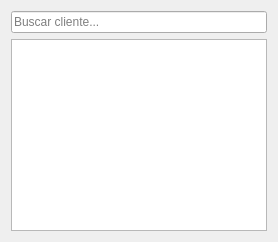
First picture: the form in clientlistdialog.ui, repository ffpp2003/SAPEIClient, before the edit.
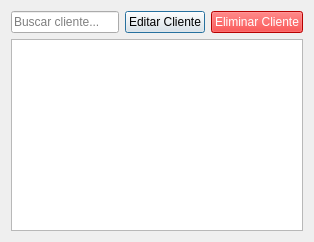
Second picture: the form after the edit.

```diff
--- a/clientlistdialog.ui
+++ b/clientlistdialog.ui
@@ -7,11 +7,32 @@
   </property>
   <layout class="QVBoxLayout" name="verticalLayout">
    <item>
+    <layout class="QHBoxLayout" name="topLayout">
+     <item>
     <widget class="QLineEdit" name="searchLineEdit">
      <property name="placeholderText">
       <string>Buscar cliente...</string>
      </property>
     </widget>
+     </item>
+     <item>
+      <widget class="QPushButton" name="editClientButton">
+       <property name="text">
+        <string>Editar Cliente</string>
+       </property>
+      </widget>
+     </item>
+     <item>
+      <widget class="QPushButton" name="deleteClientButton">
+       <property name="text">
+        <string>Eliminar Cliente</string>
+       </property>
+       <property name="styleSheet">
+        <string>background-color: red; color: white;</string>
+       </property>
+      </widget>
+     </item>
+    </layout>
    </item>
    <item>
     <widget class="QListWidget" name="clientListWidget"/>
```
Lines whose indentation alone changed are shown as unchanged.
